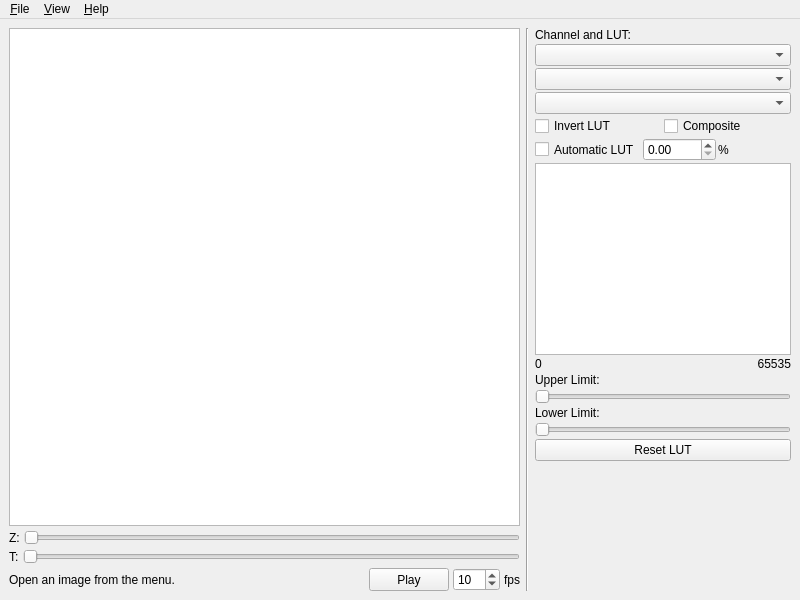
This is ui/mainwindow.ui in takushim/momotrack as Qt 5 draws it before an edit. The edited form follows.
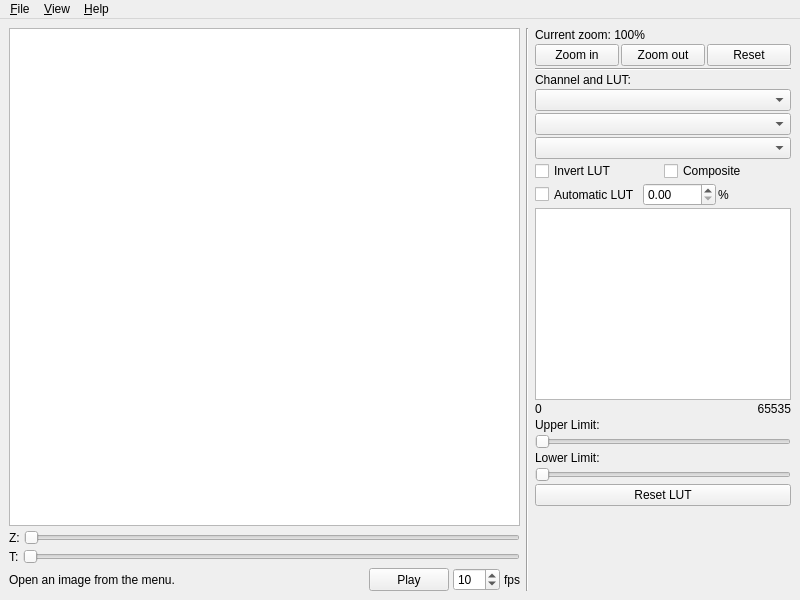
This is the edited form.

What changed in the file:
```diff
--- a/ui/mainwindow.ui
+++ b/ui/mainwindow.ui
@@ -225,6 +225,49 @@
         <property name="sizeConstraint">
          <enum>QLayout::SetMinimumSize</enum>
         </property>
+        <item>
+         <layout class="QVBoxLayout" name="vlayout_zoom">
+          <item>
+           <widget class="QLabel" name="label_zoom_status">
+            <property name="text">
+             <string>Current zoom: 100%</string>
+            </property>
+           </widget>
+          </item>
+          <item>
+           <layout class="QHBoxLayout" name="hlayout_zoom_button">
+            <item>
+             <widget class="QPushButton" name="button_zoom_in">
+              <property name="text">
+               <string>Zoom in</string>
+              </property>
+             </widget>
+            </item>
+            <item>
+             <widget class="QPushButton" name="button_zoom_out">
+              <property name="text">
+               <string>Zoom out</string>
+              </property>
+             </widget>
+            </item>
+            <item>
+             <widget class="QPushButton" name="button_zoom_reset">
+              <property name="text">
+               <string>Reset</string>
+              </property>
+             </widget>
+            </item>
+           </layout>
+          </item>
+         </layout>
+        </item>
+        <item>
+         <widget class="Line" name="hline_panel">
+          <property name="orientation">
+           <enum>Qt::Horizontal</enum>
+          </property>
+         </widget>
+        </item>
         <item>
          <widget class="QLabel" name="label_channel">
           <property name="sizePolicy">
```
Left out of the diff: 18 changed lines with no effect on the pictures.
